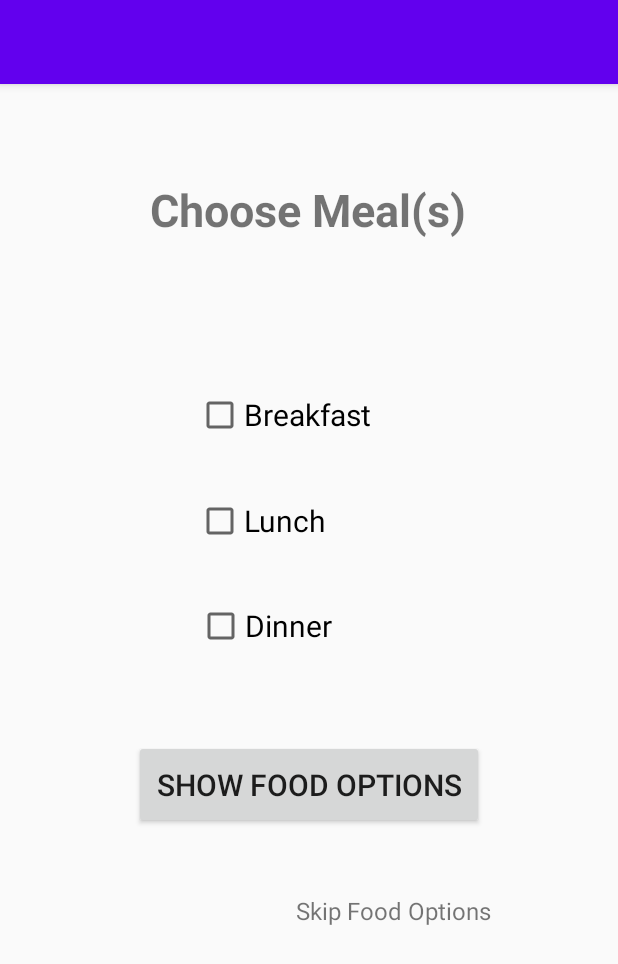
After one commit to BhaviD/MyMess, an Android app: the SelectMealActivity screen opened directly, with no data from a screen before it, on a phone screen of 412 x 824 dp. The commit adds this screen. Shown: the top 964 px of the screen. Run offline under Robolectric (Android 15) with nearby library versions, the phone set to English and light mode, and no system bars.

```diff
--- a/app/src/main/AndroidManifest.xml
+++ b/app/src/main/AndroidManifest.xml
@@ -9,8 +9,9 @@
         android:roundIcon="@mipmap/ic_launcher_round"
         android:supportsRtl="true"
         android:theme="@style/AppTheme">
+        <activity android:name=".SelectMealActivity"></activity>
+        <activity android:name=".DayDateActivity" />
         <activity android:name=".RegisterActivity" />
-        <activity android:name=".DayMeal" />
         <activity android:name=".ShowPreferences" />
         <activity android:name=".SelectPreferences" />
         <activity android:name=".MainActivity">
--- a/app/src/main/java/com/example/mymess/MainActivity.java
+++ b/app/src/main/java/com/example/mymess/MainActivity.java
@@ -46,7 +46,7 @@ public class MainActivity extends AppCompatActivity {
                 FirebaseUser mFirebaseUser = mFirebaseAuth.getCurrentUser();
                 if( mFirebaseUser != null ){
                     Toast.makeText(MainActivity.this,"You are logged in",Toast.LENGTH_SHORT).show();
-                    Intent i = new Intent(MainActivity.this, DayMeal.class);
+                    Intent i = new Intent(MainActivity.this, DayDateActivity.class);
                     startActivity(i);
                 }
                 else{
@@ -79,7 +79,7 @@ public class MainActivity extends AppCompatActivity {
                                 Toast.makeText(MainActivity.this,"Login Error, Please Login Again",Toast.LENGTH_SHORT).show();
                             }
                             else {
-                                Intent intToHome = new Intent(MainActivity.this, DayMeal.class);
+                                Intent intToHome = new Intent(MainActivity.this, DayDateActivity.class);
                                 startActivity(intToHome);
                             }
                         }
--- a/app/src/main/java/com/example/mymess/RegisterActivity.java
+++ b/app/src/main/java/com/example/mymess/RegisterActivity.java
@@ -76,7 +76,7 @@ public class RegisterActivity extends AppCompatActivity {
                                 Toast.makeText(RegisterActivity.this, "SignUp Unsuccessful, Please Try Again", Toast.LENGTH_SHORT).show();
                             } else {
                                 addUser(f_name, l_name, email);
-                                startActivity(new Intent(RegisterActivity.this, DayMeal.class));
+                                startActivity(new Intent(RegisterActivity.this, DayDateActivity.class));
                             }
                         }
                     });
--- /dev/null
+++ b/app/src/main/java/com/example/mymess/SelectMealActivity.java
@@ -0,0 +1,14 @@
+package com.example.mymess;
+
+import androidx.appcompat.app.AppCompatActivity;
+
+import android.os.Bundle;
+
+public class SelectMealActivity extends AppCompatActivity {
+
+    @Override
+    protected void onCreate(Bundle savedInstanceState) {
+        super.onCreate(savedInstanceState);
+        setContentView(R.layout.activity_select_meal);
+    }
+}
--- /dev/null
+++ b/app/src/main/res/layout/activity_select_meal.xml
@@ -0,0 +1,92 @@
+<?xml version="1.0" encoding="utf-8"?>
+<androidx.constraintlayout.widget.ConstraintLayout xmlns:android="http://schemas.android.com/apk/res/android"
+    xmlns:app="http://schemas.android.com/apk/res-auto"
+    xmlns:tools="http://schemas.android.com/tools"
+    android:layout_width="match_parent"
+    android:layout_height="match_parent"
+    tools:context=".SelectMealActivity">
+
+    <include
+        android:id="@+id/toolbar"
+        layout="@layout/toolbar_layout" />
+
+    <TextView
+        android:id="@+id/heading"
+        android:layout_width="296dp"
+        android:layout_height="72dp"
+        android:layout_alignParentTop="true"
+        android:layout_centerHorizontal="true"
+        android:layout_marginTop="48dp"
+        android:gravity="center"
+        android:text="Choose Meal(s)"
+        android:textSize="30sp"
+        android:textStyle="bold"
+        app:layout_constraintEnd_toEndOf="parent"
+        app:layout_constraintHorizontal_bias="0.495"
+        app:layout_constraintStart_toStartOf="parent"
+        app:layout_constraintTop_toBottomOf="@+id/toolbar" />
+
+    <CheckBox
+        android:id="@+id/dinner"
+        android:layout_width="148dp"
+        android:layout_height="48dp"
+        android:layout_marginTop="24dp"
+        android:text="Dinner"
+        android:textSize="20dp"
+        app:layout_constraintEnd_toEndOf="parent"
+        app:layout_constraintHorizontal_bias="0.498"
+        app:layout_constraintStart_toStartOf="parent"
+        app:layout_constraintTop_toBottomOf="@+id/lunch" />
+
+    <CheckBox
+        android:id="@+id/breakfast"
+        android:layout_width="151dp"
+        android:layout_height="49dp"
+        android:layout_marginTop="76dp"
+        android:text="Breakfast"
+        android:textSize="20dp"
+        app:layout_constraintEnd_toEndOf="parent"
+        app:layout_constraintStart_toStartOf="parent"
+        app:layout_constraintTop_toBottomOf="@+id/heading" />
+
+    <CheckBox
+        android:id="@+id/lunch"
+        android:layout_width="151dp"
+        android:layout_height="44dp"
+        android:layout_marginTop="24dp"
+        android:text="Lunch"
+        android:textSize="20dp"
+        app:layout_constraintEnd_toEndOf="parent"
+        app:layout_constraintStart_toStartOf="parent"
+        app:layout_constraintTop_toBottomOf="@+id/breakfast" />
+
+    <Button
+        android:id="@+id/select_meal"
+        android:layout_width="233dp"
+        android:layout_height="59dp"
+        android:layout_alignParentStart="true"
+        android:layout_alignParentLeft="true"
+        android:layout_alignParentTop="true"
+        android:layout_centerHorizontal="true"
+        android:layout_marginTop="52dp"
+        android:text="Show Food Options"
+        android:textSize="20sp"
+        app:layout_constraintEnd_toEndOf="parent"
+        app:layout_constraintStart_toStartOf="parent"
+        app:layout_constraintTop_toBottomOf="@+id/dinner" />
+
+    <TextView
+        android:id="@+id/textView"
+        android:layout_width="wrap_content"
+        android:layout_height="wrap_content"
+        android:layout_marginTop="28dp"
+        android:text="Skip Food Options"
+        android:textSize="16dp"
+        app:layout_constraintBottom_toBottomOf="parent"
+        app:layout_constraintEnd_toEndOf="parent"
+        app:layout_constraintHorizontal_bias="0.7"
+        app:layout_constraintStart_toStartOf="parent"
+        app:layout_constraintTop_toBottomOf="@+id/select_meal"
+        app:layout_constraintVertical_bias="0.068" />
+
+</androidx.constraintlayout.widget.ConstraintLayout>
--- a/app/src/main/res/values/strings.xml
+++ b/app/src/main/res/values/strings.xml
@@ -1,6 +1,7 @@
 <resources>
     <string name="app_name">MyMess</string>
     <string name="logout">logout</string>
+
     <string-array name="days">
         <item>DAY</item>
         <item>Monday</item>
```
Also changed, not shown: app/src/main/java/com/example/mymess/DayDateActivity.java (added, +84 -0 lines), app/src/main/java/com/example/mymess/DayMeal.java (deleted, +0 -93 lines), app/src/main/res/layout/activity_day_date.xml (added, +64 -0 lines), app/src/main/res/layout/activity_day_meal.xml (deleted, +0 -65 lines).
